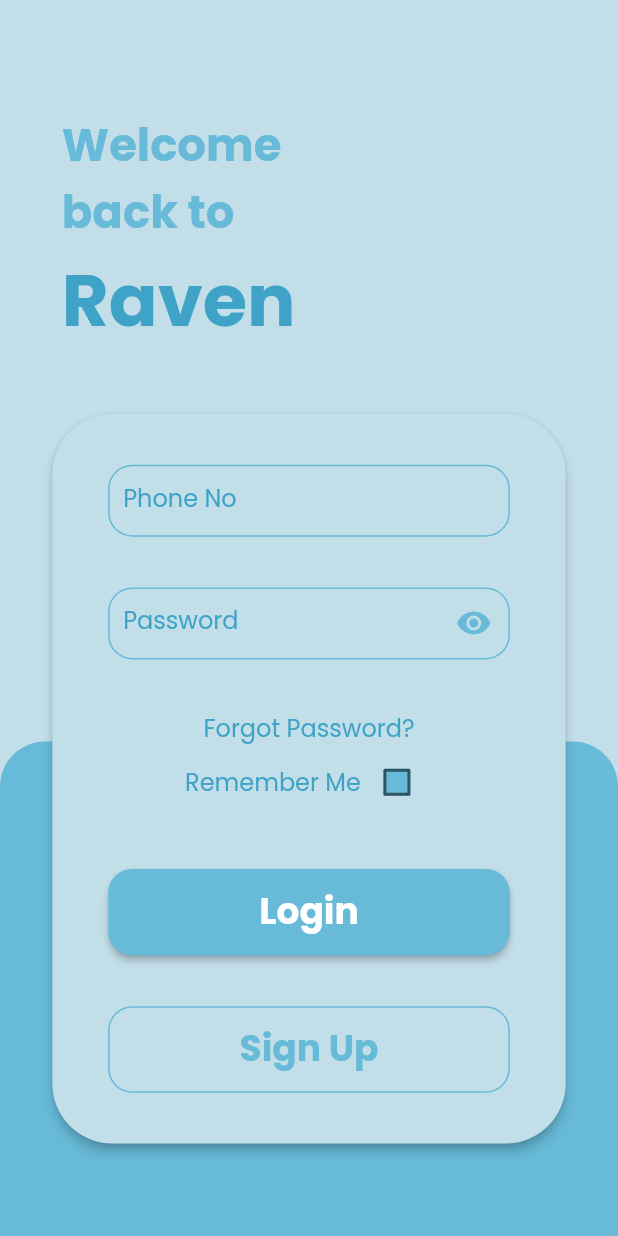
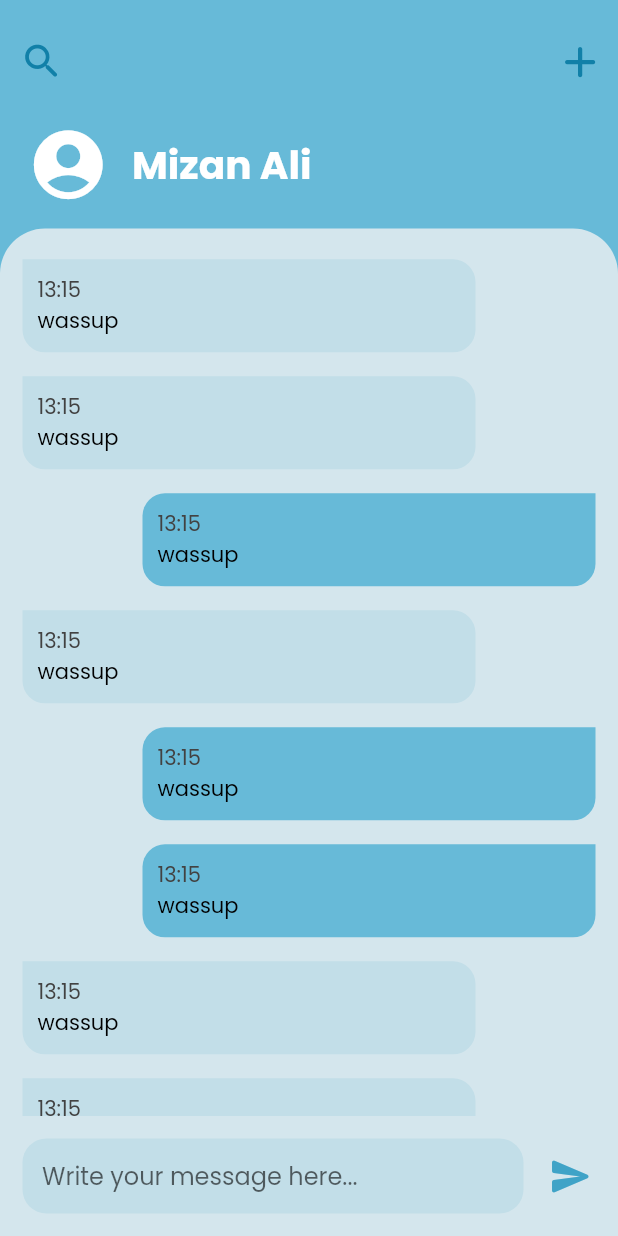
Before and after one commit to elecTRON-Fellowship/raven-frontend, a Flutter app: the screen it shows after launch, on a phone screen of 412 x 824 dp. Run offline on Flutter 3.47's test engine with Material 2 defaults, Android fonts, the phone set to English and light mode, and no system bars; our stand-ins replace google_fonts.

Commit message:
Add chat screen

```diff
--- a/lib/main.dart
+++ b/lib/main.dart
@@ -1,9 +1,9 @@
 import 'package:flutter/material.dart';
+import 'package:raven/screens/chat.dart';
+import 'package:raven/screens/conversations.dart';
 import 'package:raven/screens/sign_up.dart';
 import 'package:raven/screens/user_info.dart';
-import './screens/login.dart';
-
-// import 'screens/chat.dart';
+import 'package:raven/screens/login.dart';
 
 void main() {
   runApp(MyApp());
@@ -21,7 +21,7 @@ class MyApp extends StatelessWidget {
         primaryColorDark: Color.fromRGBO(63, 163, 199, 1),
         fontFamily: "Poppins",
       ),
-      home: LoginScreen(),
+      home: ChatScreen(),
     );
   }
 }
--- /dev/null
+++ b/lib/screens/chat.dart
@@ -0,0 +1,254 @@
+import 'package:flutter/material.dart';
+import 'package:google_fonts/google_fonts.dart';
+
+class ChatScreen extends StatelessWidget {
+  // const ChatScreen({ Key? key }) : super(key: key);
+
+  final List<Map<String, Object>> _messages = [
+    {
+      'type': 'received',
+      'text': 'wassup',
+      'time': '13:15',
+    },
+    {
+      'type': 'received',
+      'text': 'wassup',
+      'time': '13:15',
+    },
+    {
+      'type': 'sent',
+      'text': 'wassup',
+      'time': '13:15',
+    },
+    {
+      'type': 'received',
+      'text': 'wassup',
+      'time': '13:15',
+    },
+    {
+      'type': 'sent',
+      'text': 'wassup',
+      'time': '13:15',
+    },
+    {
+      'type': 'sent',
+      'text': 'wassup',
+      'time': '13:15',
+    },
+    {
+      'type': 'received',
+      'text': 'wassup',
+      'time': '13:15',
+    },
+    {
+      'type': 'received',
+      'text': 'wassup',
+      'time': '13:15',
+    },
+    {
+      'type': 'sent',
+      'text': 'wassup',
+      'time': '13:15',
+    },
+    {
+      'type': 'received',
+      'text': 'wassup',
+      'time': '13:15',
+    },
+    {
+      'type': 'sent',
+      'text': 'wassup',
+      'time': '13:15',
+    },
+    {
+      'type': 'sent',
+      'text': 'wassup',
+      'time': '13:15',
+    },
+  ];
+
+  _buildMessage(Map<String, Object> message, BuildContext context) {
+    bool isSent = message['type'] == 'sent';
+    return Container(
+      margin: isSent
+          ? EdgeInsets.only(top: 8.0, bottom: 8.0, left: 80.0)
+          : EdgeInsets.only(top: 8.0, bottom: 8.0, right: 80.0),
+      decoration: BoxDecoration(
+        color: isSent
+            ? Color.fromRGBO(103, 186, 216, 1.0)
+            : Color.fromRGBO(194, 222, 232, 1.0),
+        borderRadius: isSent
+            ? BorderRadius.only(
+                topLeft: Radius.circular(15),
+                bottomLeft: Radius.circular(15),
+                bottomRight: Radius.circular(15),
+              )
+            : BorderRadius.only(
+                topRight: Radius.circular(15),
+                bottomLeft: Radius.circular(15),
+                bottomRight: Radius.circular(15),
+              ),
+      ),
+      child: Padding(
+        padding: const EdgeInsets.all(10.0),
+        child: Column(
+          crossAxisAlignment: CrossAxisAlignment.start,
+          children: [
+            Text(
+              (message['time'] as String),
+              style: GoogleFonts.poppins(
+                  textStyle: TextStyle(fontSize: 14, color: Colors.grey[800])),
+            ),
+            Text(
+              (message['text'] as String),
+              style: GoogleFonts.poppins(
+                  textStyle: TextStyle(fontSize: 14, color: Colors.black)),
+            ),
+          ],
+        ),
+      ),
+    );
+  }
+
+  @override
+  Widget build(BuildContext context) {
+    return Scaffold(
+      backgroundColor: Theme.of(context).primaryColor,
+      appBar: PreferredSize(
+        preferredSize:
+            Size.fromHeight(MediaQuery.of(context).size.height * 0.1),
+        child: Column(
+          mainAxisAlignment: MainAxisAlignment.center,
+          children: [
+            AppBar(
+              elevation: 0.0,
+              backgroundColor: Colors.transparent,
+              leading: IconButton(
+                onPressed: () {},
+                icon: Icon(Icons.search_rounded),
+                iconSize: 30,
+                color: Color.fromRGBO(17, 128, 168, 1.0),
+              ),
+              actions: [
+                IconButton(
+                  onPressed: () {},
+                  icon: Icon(Icons.add_rounded),
+                  iconSize: 34.5,
+                  color: Color.fromRGBO(17, 128, 168, 1.0),
+                )
+              ],
+            ),
+          ],
+        ),
+      ),
+      body: GestureDetector(
+        onTap: () {
+          FocusScope.of(context).requestFocus(new FocusNode());
+        },
+        child: Column(
+          children: [
+            Row(
+              children: [
+                Padding(
+                  padding: const EdgeInsets.only(left: 18.0),
+                  child: Icon(
+                    Icons.account_circle,
+                    size: 55,
+                    color: Colors.white,
+                  ),
+                ),
+                SizedBox(
+                  width: 15,
+                ),
+                Text(
+                  'Mizan Ali',
+                  textAlign: TextAlign.start,
+                  style: GoogleFonts.poppins(
+                    textStyle: TextStyle(
+                      fontWeight: FontWeight.bold,
+                      fontSize: 26,
+                      color: Colors.white,
+                    ),
+                  ),
+                ),
+              ],
+            ),
+            Expanded(
+              child: Container(
+                margin: EdgeInsets.only(top: 15),
+                decoration: BoxDecoration(
+                  color: Color.fromRGBO(212, 230, 237, 1.0),
+                  borderRadius: BorderRadius.only(
+                    topLeft: Radius.circular(30),
+                    topRight: Radius.circular(30),
+                  ),
+                ),
+                child: ClipRRect(
+                  borderRadius: BorderRadius.only(
+                    topLeft: Radius.circular(30),
+                    topRight: Radius.circular(30),
+                  ),
+                  child: ListView.builder(
+                    padding:
+                        EdgeInsets.symmetric(vertical: 12.5, horizontal: 15),
+                    itemCount: _messages.length,
+                    itemBuilder: (ctx, index) {
+                      Map<String, Object> message = _messages[index];
+                      return _buildMessage(message, context);
+                    },
+                  ),
+                ),
+              ),
+            ),
+            Container(
+              padding: EdgeInsets.symmetric(vertical: 15, horizontal: 15),
+              color: Color.fromRGBO(212, 230, 237, 1.0),
+              child: Row(
+                mainAxisAlignment: MainAxisAlignment.spaceBetween,
+                children: [
+                  Expanded(
+                    child: TextField(
+                      textInputAction: TextInputAction.newline,
+                      minLines: 1,
+                      maxLines: 5,
+                      style: GoogleFonts.poppins(
+                        textStyle: TextStyle(),
+                      ),
+                      decoration: InputDecoration(
+                        fillColor: Color.fromRGBO(194, 222, 232, 1.0),
+                        filled: true,
+                        contentPadding: EdgeInsets.all(13),
+                        enabledBorder: OutlineInputBorder(
+                          borderRadius: BorderRadius.circular(16.0),
+                          borderSide: BorderSide(
+                            color: Colors.transparent,
+                          ),
+                        ),
+                        focusedBorder: OutlineInputBorder(
+                          borderRadius: BorderRadius.circular(16.0),
+                          borderSide: BorderSide(
+                            color: Theme.of(context).primaryColorDark,
+                            width: 2,
+                          ),
+                        ),
+                        hintText: 'Write your message here...',
+                      ),
+                      textCapitalization: TextCapitalization.sentences,
+                    ),
+                  ),
+                  IconButton(
+                    onPressed: () {},
+                    icon: Icon(Icons.send_rounded),
+                    color: Theme.of(context).primaryColorDark,
+                    iconSize: 30.0,
+                    padding: EdgeInsets.only(left: 15),
+                  )
+                ],
+              ),
+            ),
+          ],
+        ),
+      ),
+    );
+  }
+}
--- a/lib/screens/conversations.dart
+++ b/lib/screens/conversations.dart
@@ -1,7 +1,7 @@
 import 'package:flutter/material.dart';
 import 'package:google_fonts/google_fonts.dart';
 
-import '../widgets/conversation_card.dart';
+import '../widgets/conversations_screen/conversation_card.dart';
 
 class ConversationsScreen extends StatelessWidget {
   // const Conversations({Key? key}) : super(key: key);
@@ -70,20 +70,20 @@ class ConversationsScreen extends StatelessWidget {
                     textStyle: TextStyle(
                         fontWeight: FontWeight.bold,
                         fontSize: 26,
-                        color: Theme.of(context).primaryColor)),
+                        color: Theme.of(context).primaryColorDark)),
               ),
               actions: [
                 IconButton(
                   onPressed: () {},
                   icon: Icon(Icons.search_rounded),
                   iconSize: 30,
-                  color: Theme.of(context).primaryColor,
+                  color: Theme.of(context).primaryColorDark,
                 ),
                 IconButton(
                   onPressed: () {},
                   icon: Icon(Icons.add_rounded),
                   iconSize: 34.5,
-                  color: Theme.of(context).primaryColor,
+                  color: Theme.of(context).primaryColorDark,
                 ),
               ],
             ),
@@ -107,7 +107,7 @@ class ConversationsScreen extends StatelessWidget {
           child: BottomNavigationBar(
             showSelectedLabels: false,
             showUnselectedLabels: false,
-            backgroundColor: Theme.of(context).primaryColor,
+            backgroundColor: Theme.of(context).primaryColorDark,
             type: BottomNavigationBarType.fixed,
             items: [
               BottomNavigationBarItem(
```
Also changed, not shown: lib/widgets/conversations_screen/conversation_card.dart (renamed from lib/widgets/conversation_card.dart).
